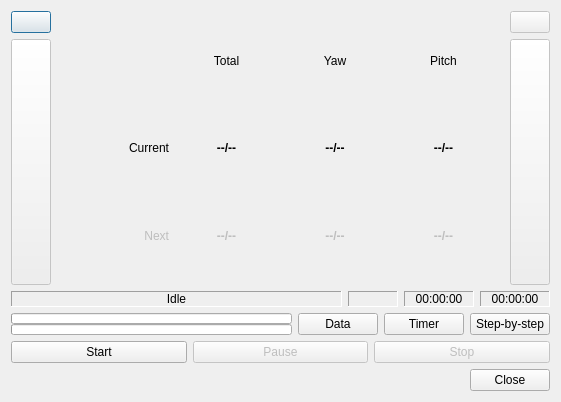
bingostar89/Papywizard, file papywizard/view/shootDialog.ui: the form before one commit.
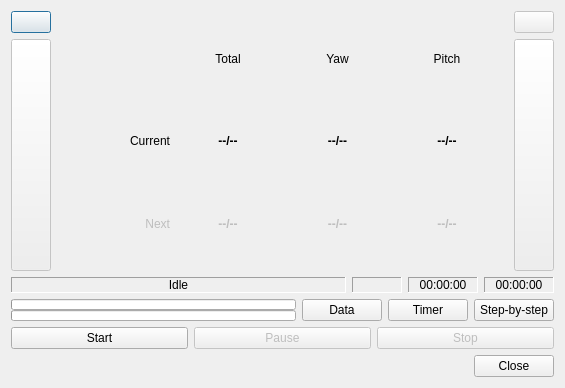
The form after the commit. Icons and pictures are not drawn.

Commit message: New dialog size

The edit to the form file:
```diff
--- a/papywizard/view/shootDialog.ui
+++ b/papywizard/view/shootDialog.ui
@@ -8,8 +8,8 @@
    <rect>
     <x>0</x>
     <y>0</y>
-    <width>561</width>
-    <height>402</height>
+    <width>565</width>
+    <height>388</height>
    </rect>
   </property>
   <property name="windowTitle" >
```
